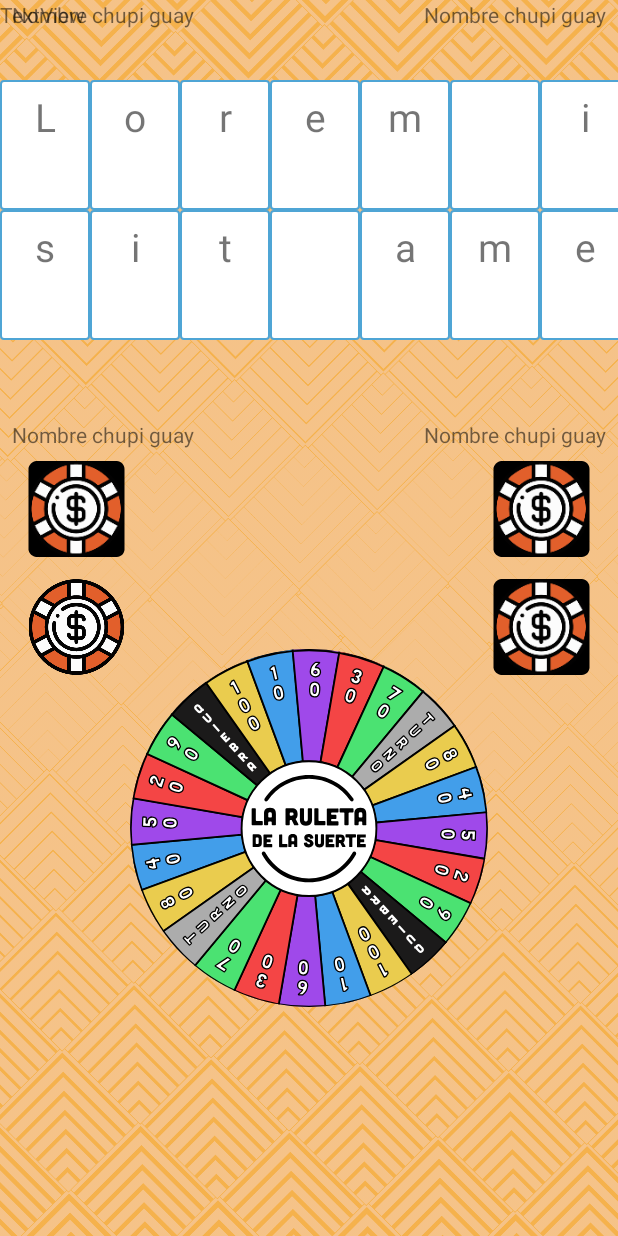
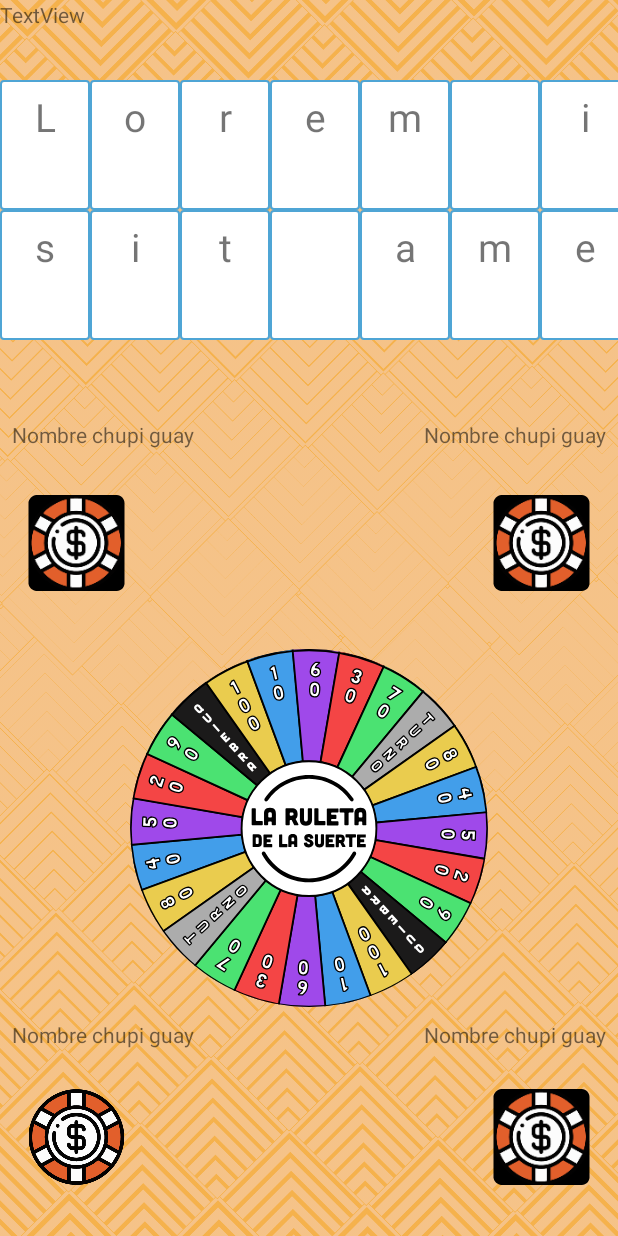
Before and after one commit to aalevelaa/ruleta-de-la-suerte, an Android app: the GameActivity screen opened directly, with no data from a screen before it, on a phone screen of 412 x 824 dp. Run offline under Robolectric (Android 15) with nearby library versions, the phone set to English and light mode, and no system bars; 1 statement that could not run was skipped.

Commit message:
Fixed constraints from player icons.

```diff
--- a/app/src/main/res/layout/activity_game.xml
+++ b/app/src/main/res/layout/activity_game.xml
@@ -44,6 +44,8 @@
         android:layout_marginStart="8dp"
         android:layout_marginLeft="8dp"
         android:layout_marginTop="8dp"
+        android:layout_marginBottom="16dp"
+        app:layout_constraintBottom_toTopOf="@+id/roulette_keyboard"
         app:layout_constraintStart_toStartOf="parent"
         app:layout_constraintTop_toBottomOf="@+id/namePlayer1"
         app:srcCompat="@mipmap/ic_launcher"
@@ -66,6 +68,8 @@
         android:layout_marginTop="8dp"
         android:layout_marginEnd="8dp"
         android:layout_marginRight="8dp"
+        android:layout_marginBottom="16dp"
+        app:layout_constraintBottom_toTopOf="@+id/roulette_keyboard"
         app:layout_constraintEnd_toEndOf="parent"
         app:layout_constraintTop_toBottomOf="@+id/namePlayer2"
         app:srcCompat="@mipmap/ic_launcher"
@@ -101,9 +105,10 @@
         android:layout_height="wrap_content"
         android:layout_marginStart="8dp"
         android:layout_marginLeft="8dp"
+        android:layout_marginTop="8dp"
         android:text="Nombre chupi guay"
         app:layout_constraintStart_toStartOf="parent"
-        tools:layout_editor_absoluteY="617dp" />
+        app:layout_constraintTop_toBottomOf="@+id/roulette_keyboard" />
 
     <ImageView
         android:id="@+id/iconPlayer4"
@@ -123,11 +128,12 @@
         android:id="@+id/namePlayer4"
         android:layout_width="wrap_content"
         android:layout_height="wrap_content"
+        android:layout_marginTop="8dp"
         android:layout_marginEnd="8dp"
         android:layout_marginRight="8dp"
         android:text="Nombre chupi guay"
         app:layout_constraintEnd_toEndOf="parent"
-        tools:layout_editor_absoluteY="617dp" />
+        app:layout_constraintTop_toBottomOf="@+id/roulette_keyboard" />
 
     <androidx.constraintlayout.widget.Guideline
         android:id="@+id/guideline"
```
